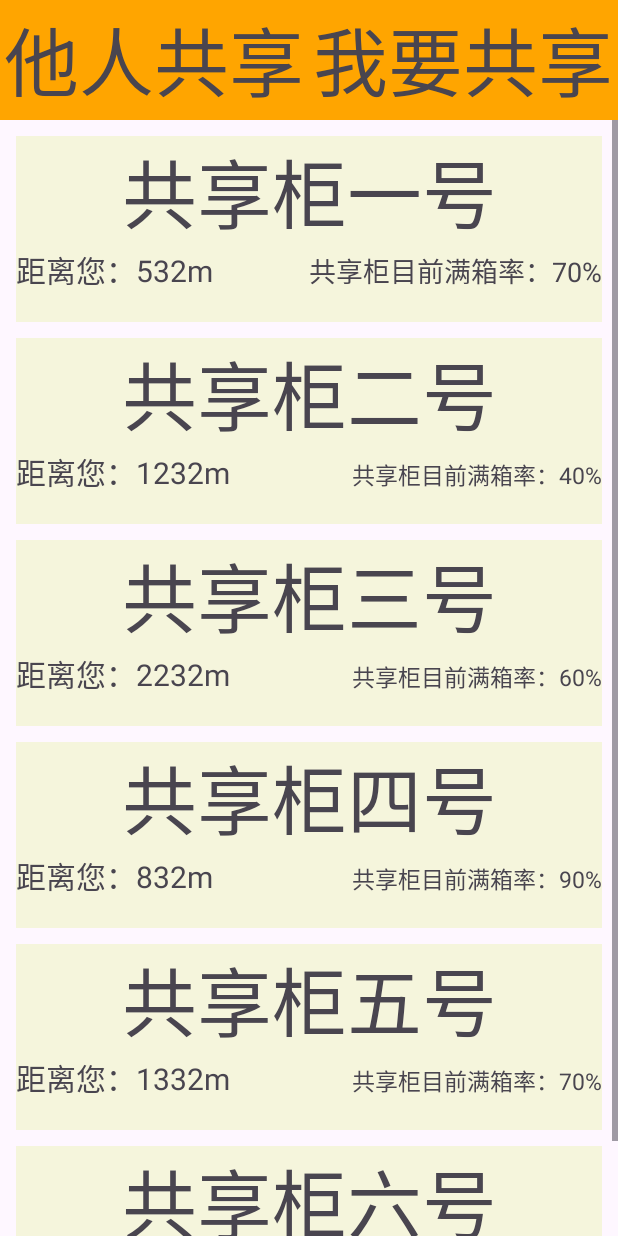
After one commit to abuduora/compete_demo, an Android app: the layout share_1.xml on its own in the app's theme, with its tools: preview values and no code run, on a phone screen of 412 x 824 dp. The commit adds this screen. Run offline under Robolectric (Android 15) with nearby library versions, the phone set to English and light mode, and no system bars.

Commit message:
修改3 9.21

```diff
--- /dev/null
+++ b/Goodneighbor/app/src/main/res/layout/share_1.xml
@@ -0,0 +1,259 @@
+<?xml version="1.0" encoding="utf-8"?>
+<LinearLayout xmlns:android="http://schemas.android.com/apk/res/android"
+    xmlns:tools="http://schemas.android.com/tools"
+    android:layout_width="match_parent"
+    android:layout_height="match_parent"
+    android:orientation="vertical">
+    <LinearLayout
+        android:layout_width="match_parent"
+        android:layout_height="wrap_content"
+        android:orientation="horizontal">
+        <LinearLayout
+            android:layout_width="0dp"
+            android:layout_height="80dp"
+            android:layout_weight="1"
+            android:gravity="center"
+            android:background="#FFA500">
+            <TextView
+                android:layout_width="wrap_content"
+                android:layout_height="wrap_content"
+                android:text="他人共享"
+                android:textSize="50sp" />
+        </LinearLayout>
+        <LinearLayout
+            android:layout_width="0dp"
+            android:layout_height="80dp"
+            android:layout_weight="1"
+            android:gravity="center"
+            android:background="#FFA500">
+
+            <TextView
+                android:layout_width="wrap_content"
+                android:layout_height="wrap_content"
+                android:text="我要共享"
+                android:textSize="50sp" />
+        </LinearLayout>
+    </LinearLayout>
+
+    <ScrollView
+        android:layout_width="match_parent"
+        android:layout_height="wrap_content">
+        <LinearLayout
+            android:layout_width="match_parent"
+            android:layout_height="wrap_content"
+            android:orientation="vertical"
+            android:layout_margin="5dp">
+            <LinearLayout
+                android:layout_width="match_parent"
+                android:layout_height="wrap_content"
+                android:orientation="vertical"
+                android:background="#F5F5DC"
+                android:layout_margin="5dp">
+                <TextView
+                    android:layout_width="match_parent"
+                    android:layout_height="wrap_content"
+                    android:text="共享柜一号"
+                    android:textSize="50dp"
+                    android:gravity="center"
+                    />
+                <LinearLayout
+                    android:layout_width="match_parent"
+                    android:layout_height="50dp"
+                    android:orientation="horizontal">
+
+                    <TextView
+                        android:layout_width="0dp"
+                        android:layout_height="50dp"
+                        android:layout_weight="1"
+                        android:text="距离您：532m"
+                        android:textSize="20sp"/>
+
+                    <TextView
+                        android:layout_width="0dp"
+                        android:layout_height="50dp"
+                        android:layout_weight="1"
+                        android:gravity="end"
+                        android:text="共享柜目前满箱率：70%"
+                        android:textSize="18sp"/>
+                </LinearLayout>
+            </LinearLayout>
+            <LinearLayout
+                android:layout_width="match_parent"
+                android:layout_height="wrap_content"
+                android:orientation="vertical"
+                android:layout_margin="5dp"
+                android:background="#F5F5DC">
+
+                <TextView
+                    android:layout_width="match_parent"
+                    android:layout_height="wrap_content"
+                    android:gravity="center"
+                    android:text="共享柜二号"
+                    android:textSize="50dp" />
+                <LinearLayout
+                    android:layout_width="match_parent"
+                    android:layout_height="50dp"
+                    android:orientation="horizontal">
+
+                    <TextView
+                        android:layout_width="0dp"
+                        android:layout_height="50dp"
+                        android:layout_weight="1"
+                        android:text="距离您：1232m"
+                        android:textSize="20sp"/>
+
+                    <TextView
+                        android:layout_width="0dp"
+                        android:layout_height="50dp"
+                        android:layout_weight="1"
+                        android:gravity="end"
+                        android:text="共享柜目前满箱率：40%"
+                        android:textSize="15sp"/>
+                </LinearLayout>
+            </LinearLayout>
+            <LinearLayout
+                android:layout_width="match_parent"
+                android:layout_height="wrap_content"
+                android:orientation="vertical"
+                android:layout_margin="5dp"
+                android:background="#F5F5DC">
+
+                <TextView
+                    android:layout_width="match_parent"
+                    android:layout_height="wrap_content"
+                    android:text="共享柜三号"
+                    android:textSize="50dp"
+                    android:gravity="center"
+                    />
+                <LinearLayout
+                    android:layout_width="match_parent"
+                    android:layout_height="50dp"
+                    android:orientation="horizontal">
+
+                    <TextView
+                        android:layout_width="0dp"
+                        android:layout_height="50dp"
+                        android:layout_weight="1"
+                        android:text="距离您：2232m"
+                        android:textSize="20sp"/>
+
+                    <TextView
+                        android:layout_width="0dp"
+                        android:layout_height="50dp"
+                        android:layout_weight="1"
+                        android:gravity="end"
+                        android:text="共享柜目前满箱率：60%"
+                        android:textSize="15sp"/>
+                </LinearLayout>
+            </LinearLayout>
+            <LinearLayout
+                android:layout_width="match_parent"
+                android:layout_height="wrap_content"
+                android:orientation="vertical"
+                android:layout_margin="5dp"
+                android:background="#F5F5DC">
+
+                <TextView
+                    android:layout_width="match_parent"
+                    android:layout_height="wrap_content"
+                    android:text="共享柜四号"
+                    android:textSize="50dp"
+                    android:gravity="center"
+                    />
+                <LinearLayout
+                    android:layout_width="match_parent"
+                    android:layout_height="50dp"
+                    android:orientation="horizontal">
+
+                    <TextView
+                        android:layout_width="0dp"
+                        android:layout_height="50dp"
+                        android:layout_weight="1"
+                        android:text="距离您：832m"
+                        android:textSize="20sp"/>
+
+                    <TextView
+                        android:layout_width="0dp"
+                        android:layout_height="50dp"
+                        android:layout_weight="1"
+                        android:gravity="end"
+                        android:text="共享柜目前满箱率：90%"
+                        android:textSize="15sp"/>
+                </LinearLayout>
+            </LinearLayout>
+            <LinearLayout
+                android:layout_width="match_parent"
+                android:layout_height="wrap_content"
+                android:orientation="vertical"
+                android:layout_margin="5dp"
+                android:background="#F5F5DC">
+
+                <TextView
+                    android:layout_width="match_parent"
+                    android:layout_height="wrap_content"
+                    android:text="共享柜五号"
+                    android:textSize="50dp"
+                    android:gravity="center"
+                    />
+                <LinearLayout
+                    android:layout_width="match_parent"
+                    android:layout_height="50dp"
+                    android:orientation="horizontal">
+
+                    <TextView
+                        android:layout_width="0dp"
+                        android:layout_height="50dp"
+                        android:layout_weight="1"
+                        android:text="距离您：1332m"
+                        android:textSize="20sp"/>
+
+                    <TextView
+                        android:layout_width="0dp"
+                        android:layout_height="50dp"
+                        android:layout_weight="1"
+                        android:gravity="end"
+                        android:text="共享柜目前满箱率：70%"
+                        android:textSize="15sp"/>
+                </LinearLayout>
+            </LinearLayout>
+            <LinearLayout
+                android:layout_width="match_parent"
+                android:layout_height="wrap_content"
+                android:orientation="vertical"
+                android:layout_margin="5dp"
+                android:background="#F5F5DC">
+
+                <TextView
+                    android:layout_width="match_parent"
+                    android:layout_height="wrap_content"
+                    android:text="共享柜六号"
+                    android:textSize="50dp"
+                    android:gravity="center"
+                    />
+                <LinearLayout
+                    android:layout_width="match_parent"
+                    android:layout_height="50dp"
+                    android:orientation="horizontal">
+
+                    <TextView
+                        android:layout_width="0dp"
+                        android:layout_height="50dp"
+                        android:layout_weight="1"
+                        android:text="距离您：932m"
+                        android:textSize="20sp"/>
+
+                    <TextView
+                        android:layout_width="0dp"
+                        android:layout_height="50dp"
+                        android:layout_weight="1"
+                        android:gravity="end"
+                        android:text="共享柜目前满箱率：40%"
+                        android:textSize="15sp"/>
+                </LinearLayout>
+            </LinearLayout>
+        </LinearLayout>
+
+
+    </ScrollView>
+
+</LinearLayout>
--- a/Goodneighbor/app/src/main/res/values/strings.xml
+++ b/Goodneighbor/app/src/main/res/values/strings.xml
@@ -32,4 +32,6 @@
     <string name="function">功能介绍 </string>
     <string name="complaints">投诉 </string>
     <string name="detect">检查新版本 </string>
+<!-- TODO: Remove or change this placeholder text -->
+    <string name="hello_blank_fragment">Hello blank fragment</string>
 </resources>
```
Also changed, not shown: Goodneighbor/app/src/main/AndroidManifest.xml (+16 -11 lines), Goodneighbor/app/src/main/res/layout/share_main.xml (added, +210 -0 lines), Goodneighbor/app/src/main/res/drawable/one.png (added), Goodneighbor/app/src/main/res/drawable/title.png (added).
